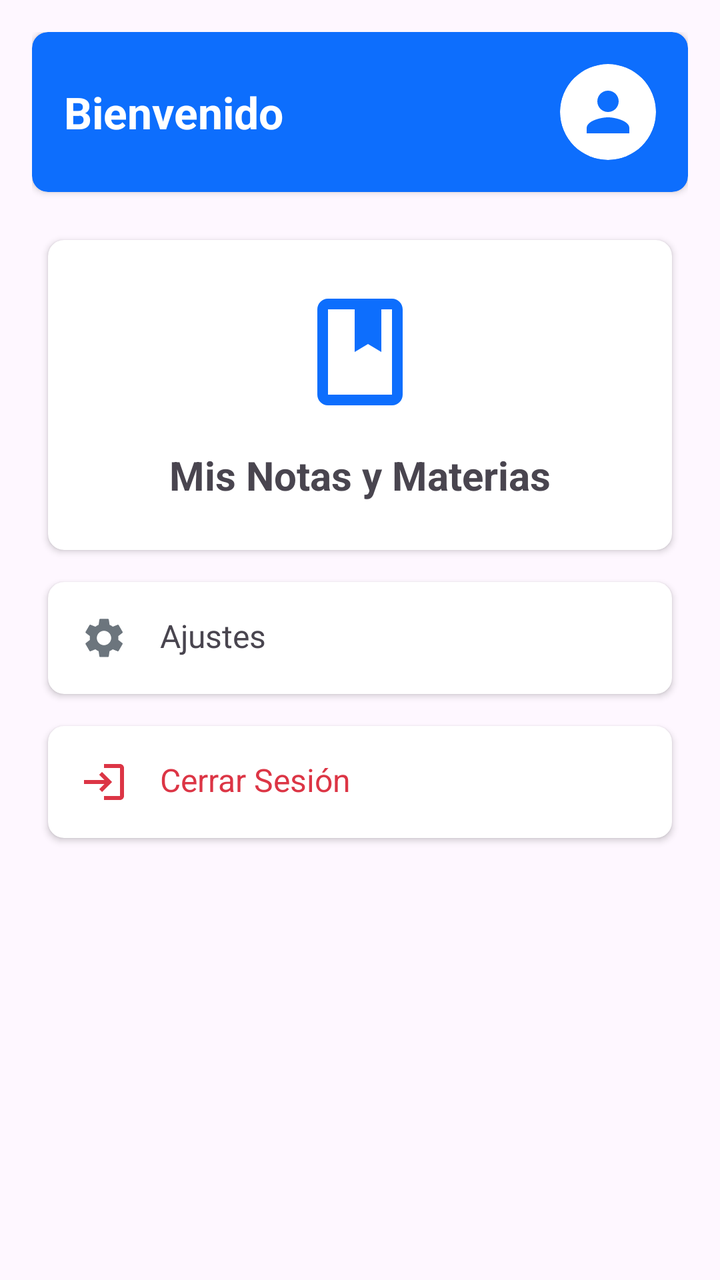
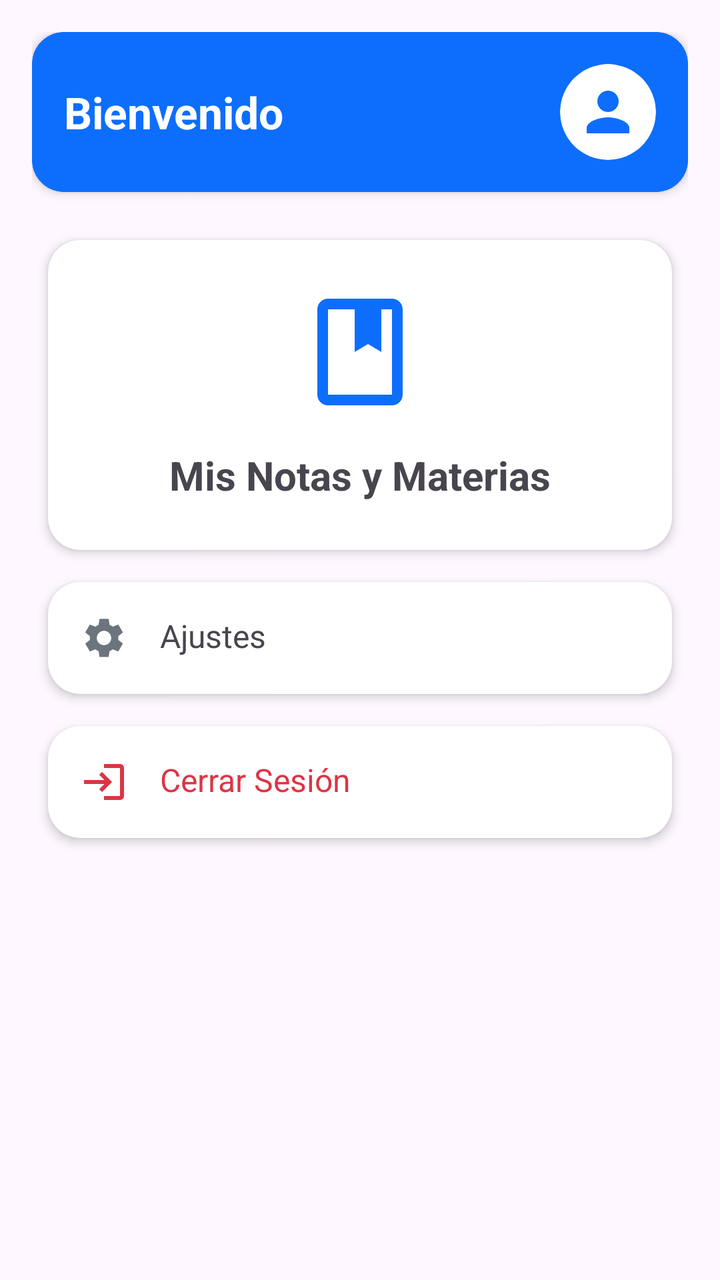

Before-and-after screenshots of an Android layout around one commit, followed by the original layout XML and the change that was made.
<!-- AndroidManifest.xml: application theme Theme.MyApplication -->
<!-- res/layout/fragment_student_home.xml -->
<?xml version="1.0" encoding="utf-8"?>
<LinearLayout xmlns:android="http://schemas.android.com/apk/res/android"
    xmlns:app="http://schemas.android.com/apk/res-auto"
    android:layout_width="match_parent"
    android:layout_height="match_parent"
    android:orientation="vertical"
    android:padding="16dp"
    android:background="?android:attr/colorBackground">

    <androidx.cardview.widget.CardView
        android:layout_width="match_parent"
        android:layout_height="wrap_content"
        android:layout_marginBottom="16dp"
        app:cardCornerRadius="8dp"
        app:cardElevation="2dp"
        app:cardBackgroundColor="?attr/colorPrimary">
        <RelativeLayout
            android:layout_width="match_parent"
            android:layout_height="wrap_content"
            android:padding="16dp">

            <TextView
                android:id="@+id/tvWelcomeName"
                android:layout_width="wrap_content"
                android:layout_height="wrap_content"
                android:layout_alignParentStart="true"
                android:layout_toStartOf="@id/btnGoToProfileHome"
                android:layout_centerVertical="true"
                android:text="Bienvenido"
                android:textColor="?attr/colorOnPrimary"
                android:textSize="22sp"
                android:textStyle="bold" />

            <androidx.cardview.widget.CardView
                android:id="@+id/btnGoToProfileHome"
                android:layout_width="48dp"
                android:layout_height="48dp"
                app:cardCornerRadius="24dp"
                app:cardElevation="0dp"
                app:cardBackgroundColor="?attr/colorOnPrimary"
                android:layout_alignParentEnd="true"
                android:layout_centerVertical="true"
                android:clickable="true"
                android:focusable="true"
                android:foreground="?android:attr/selectableItemBackground">
                <ImageView
                    android:id="@+id/ivProfileImageHome"
                    android:layout_width="match_parent"
                    android:layout_height="match_parent"
                    android:src="@drawable/ic_person"
                    android:scaleType="centerCrop"
                    app:tint="?attr/colorPrimary"
                    android:padding="8dp"
                    android:contentDescription="Perfil"/>
            </androidx.cardview.widget.CardView>

        </RelativeLayout>
    </androidx.cardview.widget.CardView>

    <androidx.cardview.widget.CardView
        android:id="@+id/cardGrades"
        style="@style/Widget.Bootstrap.Card"
        android:layout_width="match_parent"
        android:layout_height="wrap_content"
        android:clickable="true"
        android:focusable="true"
        android:foreground="?attr/selectableItemBackground">
        <LinearLayout
            android:layout_width="match_parent"
            android:layout_height="wrap_content"
            android:orientation="vertical"
            android:padding="24dp"
            android:gravity="center">
            <ImageView
                android:layout_width="64dp"
                android:layout_height="64dp"
                android:src="@drawable/ic_book"
                app:tint="@color/bs_primary"/>
            <TextView
                android:layout_width="wrap_content"
                android:layout_height="wrap_content"
                android:text="Mis Notas y Materias"
                android:textSize="20sp"
                android:textStyle="bold"
                android:layout_marginTop="16dp"/>
        </LinearLayout>
    </androidx.cardview.widget.CardView>

    <androidx.cardview.widget.CardView
        android:id="@+id/cardSettings"
        style="@style/Widget.Bootstrap.Card"
        android:layout_width="match_parent"
        android:layout_height="wrap_content"
        android:layout_marginTop="16dp"
        android:clickable="true"
        android:focusable="true"
        android:foreground="?attr/selectableItemBackground">
        <RelativeLayout
            android:layout_width="match_parent"
            android:layout_height="wrap_content"
            android:padding="16dp">
            <ImageView
                android:id="@+id/iconSettings"
                android:layout_width="24dp"
                android:layout_height="24dp"
                android:src="@drawable/ic_settings"
                app:tint="@color/bs_secondary"/>
            <TextView
                android:layout_width="wrap_content"
                android:layout_height="wrap_content"
                android:layout_toEndOf="@id/iconSettings"
                android:layout_marginStart="16dp"
                android:text="Ajustes"
                android:textSize="16sp"/>
        </RelativeLayout>
    </androidx.cardview.widget.CardView>

    <androidx.cardview.widget.CardView
        android:id="@+id/cardReturnToAdmin"
        style="@style/Widget.Bootstrap.Card"
        android:layout_width="match_parent"
        android:layout_height="wrap_content"
        android:clickable="true"
        android:focusable="true"
        android:foreground="?attr/selectableItemBackground"
        android:visibility="gone">
        <RelativeLayout
            android:layout_width="match_parent"
            android:layout_height="wrap_content"
            android:padding="16dp">
            <ImageView
                android:id="@+id/iconReturn"
                android:layout_width="24dp"
                android:layout_height="24dp"
                android:src="@drawable/ic_search"
                app:tint="@color/bs_info"/>
            <TextView
                android:layout_width="wrap_content"
                android:layout_height="wrap_content"
                android:layout_toEndOf="@id/iconReturn"
                android:layout_marginStart="16dp"
                android:text="Volver a Gestión Administrativa"
                android:textStyle="bold"
                android:textColor="@color/bs_info"
                android:textSize="16sp"/>
        </RelativeLayout>
    </androidx.cardview.widget.CardView>

    <androidx.cardview.widget.CardView
        android:id="@+id/cardLogout"
        style="@style/Widget.Bootstrap.Card"
        android:layout_width="match_parent"
        android:layout_height="wrap_content"
        android:clickable="true"
        android:focusable="true"
        android:foreground="?attr/selectableItemBackground">
        <RelativeLayout
            android:layout_width="match_parent"
            android:layout_height="wrap_content"
            android:padding="16dp">
            <ImageView
                android:id="@+id/iconLogout"
                android:layout_width="24dp"
                android:layout_height="24dp"
                android:src="@drawable/ic_login"
                app:tint="@color/bs_danger"/>
            <TextView
                android:layout_width="wrap_content"
                android:layout_height="wrap_content"
                android:layout_toEndOf="@id/iconLogout"
                android:layout_marginStart="16dp"
                android:text="Cerrar Sesión"
                android:textColor="@color/bs_danger"
                android:textSize="16sp"/>
        </RelativeLayout>
    </androidx.cardview.widget.CardView>

</LinearLayout>
<!-- resources referenced by this layout -->
<resources>
  <color name="bs_danger">#dc3545</color>
  <color name="bs_info">#0dcaf0</color>
  <color name="bs_primary">#0d6efd</color>
  <color name="bs_secondary">#6c757d</color>
  <!-- drawable ic_book (drawable) -->
  <vector xmlns:android="http://schemas.android.com/apk/res/android"
      android:width="24dp"
      android:height="24dp"
      android:viewportWidth="24"
      android:viewportHeight="24">
      <path
          android:fillColor="#FFFFFF"
          android:pathData="M18,2H6C4.9,2 4,2.9 4,4v16c0,1.1 0.9,2 2,2h12c1.1,0 2,-0.9 2,-2V4C20,2.9 19.1,2 18,2zM18,20H6V4h5v8l2.5,-1.5L16,12V4h2V20z" />
  </vector>
  <!-- drawable ic_login (drawable) -->
  <vector xmlns:android="http://schemas.android.com/apk/res/android"
      android:width="24dp"
      android:height="24dp"
      android:viewportWidth="24"
      android:viewportHeight="24">
      <path
          android:fillColor="#FFFFFF"
          android:pathData="M11,7L9.6,8.4l2.6,2.6H2v2h10.2l-2.6,2.6L11,17l5,-5L11,7zM20,19h-8v2h8c1.1,0 2,-0.9 2,-2V5c0,-1.1 -0.9,-2 -2,-2h-8v2h8V19z" />
  </vector>
  <!-- drawable ic_person (drawable) -->
  <vector xmlns:android="http://schemas.android.com/apk/res/android"
      android:width="24dp"
      android:height="24dp"
      android:viewportWidth="24"
      android:viewportHeight="24">
      <path
          android:fillColor="#6c757d"
          android:pathData="M12,12c2.21,0 4,-1.79 4,-4s-1.79,-4 -4,-4 -4,1.79 -4,4 1.79,4 4,4zM12,14c-2.67,0 -8,1.34 -8,4v2h16v-2c0,-2.66 -5.33,-4 -8,-4z" />
  </vector>
  <!-- drawable ic_search (drawable) -->
  <vector xmlns:android="http://schemas.android.com/apk/res/android"
      android:width="24dp"
      android:height="24dp"
      android:viewportWidth="24"
      android:viewportHeight="24">
      <path
          android:fillColor="#000000"
          android:pathData="M15.5,14h-0.79l-0.28,-0.27C15.41,12.59 16,11.11 16,9.5 16,5.91 13.09,3 9.5,3S3,5.91 3,9.5 5.91,16 9.5,16c1.61,0 3.09,-0.59 4.23,-1.57l0.27,0.28v0.79l5,4.99L20.49,19l-4.99,-5zm-6,0C7.01,14 5,11.99 5,9.5S7.01,5 9.5,5 14,7.01 14,9.5 11.99,14 9.5,14z" />
  </vector>
  <style name="Widget.Bootstrap.Card" parent="Widget.Material3.CardView.Elevated">
          <item name="cardBackgroundColor">?attr/colorSurface</item>
          <item name="cardCornerRadius">8dp</item>
          <item name="cardElevation">2dp</item>
          <item name="android:layout_margin">8dp</item>
      </style>
  <style name="Theme.MyApplication" parent="Base.Theme.MyApplication" />
  <style name="Base.Theme.MyApplication" parent="Theme.Material3.DayNight.NoActionBar">
          <item name="colorPrimary">@color/accent_blue</item>
          <item name="colorOnPrimary">@color/white</item>
          <item name="colorSecondary">@color/bs_secondary</item>
          <item name="android:statusBarColor">@color/bs_dark</item>
          <item name="android:windowBackground">@color/bs_light</item>
          <item name="colorSurface">@color/surface_light</item>
      </style>
  <color name="accent_blue">#0d6efd</color>
  <color name="white">#FFFFFFFF</color>
  <color name="bs_dark">#212529</color>
  <color name="bs_light">#f8f9fa</color>
  <color name="surface_light">#FFFFFF</color>
  <!-- unchanged entries left out for length: 1 -->
</resources>

<!-- the commit's change to res/layout/fragment_student_home.xml (unified diff, before → after) -->
@@ -7,12 +7,14 @@
     android:padding="16dp"
     android:background="?android:attr/colorBackground">
 
-    <androidx.cardview.widget.CardView
+    <com.google.android.material.card.MaterialCardView
         android:layout_width="match_parent"
         android:layout_height="wrap_content"
         android:layout_marginBottom="16dp"
-        app:cardCornerRadius="8dp"
-        app:cardElevation="2dp"
+        app:cardCornerRadius="16dp"
+        app:strokeColor="?attr/colorPrimary"
+        app:strokeWidth="2dp"
+        app:cardElevation="3dp"
         app:cardBackgroundColor="?attr/colorPrimary">
         <RelativeLayout
             android:layout_width="match_parent"
@@ -55,7 +57,7 @@
             </androidx.cardview.widget.CardView>
 
         </RelativeLayout>
-    </androidx.cardview.widget.CardView>
+    </com.google.android.material.card.MaterialCardView>
 
     <androidx.cardview.widget.CardView
         android:id="@+id/cardGrades"
<!-- resource entries referenced after the edit -->
@@ -44,10 +44,12 @@
           android:fillColor="#000000"
           android:pathData="M15.5,14h-0.79l-0.28,-0.27C15.41,12.59 16,11.11 16,9.5 16,5.91 13.09,3 9.5,3S3,5.91 3,9.5 5.91,16 9.5,16c1.61,0 3.09,-0.59 4.23,-1.57l0.27,0.28v0.79l5,4.99L20.49,19l-4.99,-5zm-6,0C7.01,14 5,11.99 5,9.5S7.01,5 9.5,5 14,7.01 14,9.5 11.99,14 9.5,14z" />
   </vector>
-  <style name="Widget.Bootstrap.Card" parent="Widget.Material3.CardView.Elevated">
+  <style name="Widget.Bootstrap.Card" parent="Widget.Material3.CardView.Outlined">
           <item name="cardBackgroundColor">?attr/colorSurface</item>
-          <item name="cardCornerRadius">8dp</item>
-          <item name="cardElevation">2dp</item>
+          <item name="cardCornerRadius">16dp</item>
+          <item name="cardElevation">3dp</item>
+          <item name="strokeColor">?attr/colorPrimary</item>
+          <item name="strokeWidth">2dp</item>
           <item name="android:layout_margin">8dp</item>
       </style>
   <style name="Theme.MyApplication" parent="Base.Theme.MyApplication" />
@@ -58,12 +60,21 @@
           <item name="android:statusBarColor">@color/bs_dark</item>
           <item name="android:windowBackground">@color/bs_light</item>
           <item name="colorSurface">@color/surface_light</item>
+          <item name="materialCardViewStyle">@style/Widget.Bootstrap.Card</item>
+          <item name="cardViewStyle">@style/Widget.Bootstrap.Card</item>
+          <item name="alertDialogTheme">@style/Theme.MyApplication.Dialog</item>
       </style>
   <color name="accent_blue">#0d6efd</color>
   <color name="white">#FFFFFFFF</color>
   <color name="bs_dark">#212529</color>
   <color name="bs_light">#f8f9fa</color>
   <color name="surface_light">#FFFFFF</color>
+  <style name="Theme.MyApplication.Dialog" parent="ThemeOverlay.Material3.MaterialAlertDialog">
+          <item name="shapeAppearanceOverlay">@style/ShapeAppearance.MyApplication.Dialog</item>
+      </style>
+  <style name="ShapeAppearance.MyApplication.Dialog" parent="ShapeAppearance.Material3.LargeComponent">
+          <item name="cornerSize">20dp</item>
+      </style>
   <!-- unchanged entries left out for length: 1 -->
 </resources>
 
